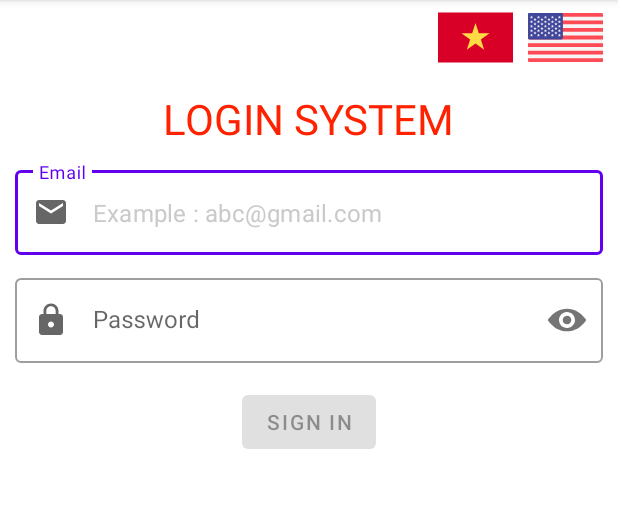
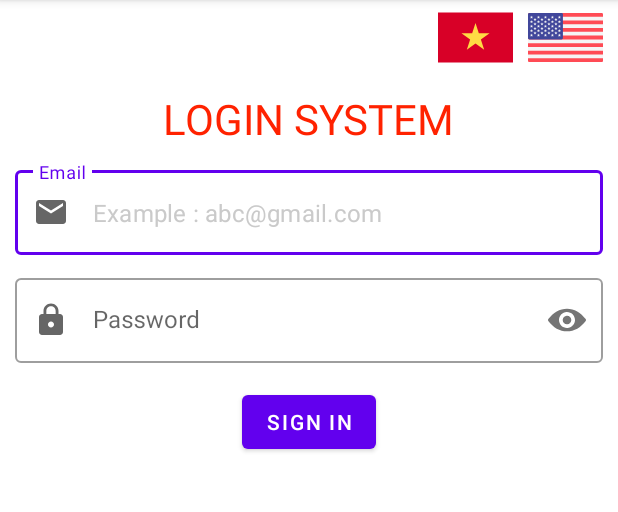
Before and after one commit to phamtanphat/StringResource28042021, an Android app: the screen it shows after launch (MainActivity), after a tap on an icon or button, on a phone screen of 412 x 824 dp, the part 84-596 px from its top. Run offline under Robolectric (Android 15) with nearby library versions, the phone set to English and light mode, and no system bars.

```diff
--- a/app/src/main/java/com/example/stringresource28042021/LoginForm.java
+++ /dev/null
@@ -1,14 +0,0 @@
-package com.example.stringresource28042021;
-
-public class LoginForm {
-    public String email;
-    public String password;
-
-    public LoginForm(String email, String password) {
-        this.email = email;
-        this.password = password;
-    }
-
-    public LoginForm() {
-    }
-}
--- a/app/src/main/java/com/example/stringresource28042021/MainActivity.java
+++ b/app/src/main/java/com/example/stringresource28042021/MainActivity.java
@@ -1,68 +1,22 @@
 package com.example.stringresource28042021;
 
 import android.os.Bundle;
-import android.text.Editable;
-import android.text.TextWatcher;
 import android.view.View;
 import android.widget.Toast;
 
 import androidx.appcompat.app.AppCompatActivity;
 import androidx.databinding.DataBindingUtil;
-import androidx.lifecycle.MutableLiveData;
 
 import com.example.stringresource28042021.databinding.ActivityMainBinding;
 
 public class MainActivity extends AppCompatActivity {
 
     ActivityMainBinding mBinding;
-    MutableLiveData<LoginForm> mMutableLiveData;
-    LoginForm loginForm;
     @Override
     protected void onCreate(Bundle savedInstanceState) {
         super.onCreate(savedInstanceState);
-        mBinding = DataBindingUtil.setContentView(this,R.layout.activity_main);
-
-        loginForm = new LoginForm("","");
-        mMutableLiveData = new MutableLiveData<>();
-        mBinding.setMutable(mMutableLiveData);
-        mBinding.setLifecycleOwner(this);
-
-        mBinding.textInputEditTextMail.addTextChangedListener(new TextWatcher() {
-            @Override
-            public void beforeTextChanged(CharSequence charSequence, int i, int i1, int i2) {
-
-            }
-
-            @Override
-            public void onTextChanged(CharSequence charSequence, int i, int i1, int i2) {
-                loginForm.email = String.valueOf(charSequence);
-                mMutableLiveData.setValue(loginForm);
-            }
-
-            @Override
-            public void afterTextChanged(Editable editable) {
-
-            }
-        });
-
-        mBinding.textInputEditTextPassword.addTextChangedListener(new TextWatcher() {
-            @Override
-            public void beforeTextChanged(CharSequence charSequence, int i, int i1, int i2) {
-
-            }
-
-            @Override
-            public void onTextChanged(CharSequence charSequence, int i, int i1, int i2) {
-                loginForm.password = String.valueOf(charSequence);
-                mMutableLiveData.setValue(loginForm);
-            }
-
-            @Override
-            public void afterTextChanged(Editable editable) {
-
-            }
-        });
-
+        mBinding = ActivityMainBinding.inflate(getLayoutInflater());
+        setContentView(mBinding.getRoot());
         mBinding.buttonSignIn.setOnClickListener(new View.OnClickListener() {
             @Override
             public void onClick(View view) {
--- a/app/src/main/res/layout/activity_main.xml
+++ b/app/src/main/res/layout/activity_main.xml
@@ -1,18 +1,9 @@
 <?xml version="1.0" encoding="utf-8"?>
-<layout xmlns:android="http://schemas.android.com/apk/res/android"
+<RelativeLayout
+    xmlns:android="http://schemas.android.com/apk/res/android"
     xmlns:app="http://schemas.android.com/apk/res-auto"
     xmlns:tools="http://schemas.android.com/tools"
-    tools:context=".MainActivity">
-
-    <data>
-
-        <variable
-            name="mutable"
-            type="androidx.lifecycle.MutableLiveData&lt;com.example.stringresource28042021.LoginForm&gt;" />
-    </data>
-
-
-    <RelativeLayout
+    tools:context=".MainActivity"
     android:layout_width="match_parent"
     android:layout_height="match_parent">
 
@@ -124,7 +115,6 @@
         android:layout_below="@id/textInputLayoutPassword"
         android:layout_centerHorizontal="true"
         android:layout_marginTop="15dp"
-            android:enabled="@{(mutable.email.length() > 6 &amp;&amp; mutable.password.length() > 6 ) ? true : false}"
         android:text="@string/text_sign_in" />
 
     <TextView
@@ -135,6 +125,5 @@
         android:layout_marginStart="10dp"
         android:layout_marginTop="10dp"
         android:textSize="15sp"
-            android:text="@{mutable.email}" />
+        tools:text="Email : \nPassword" />
 </RelativeLayout>
-</layout>
```
Lines whose indentation alone changed are shown as unchanged.
